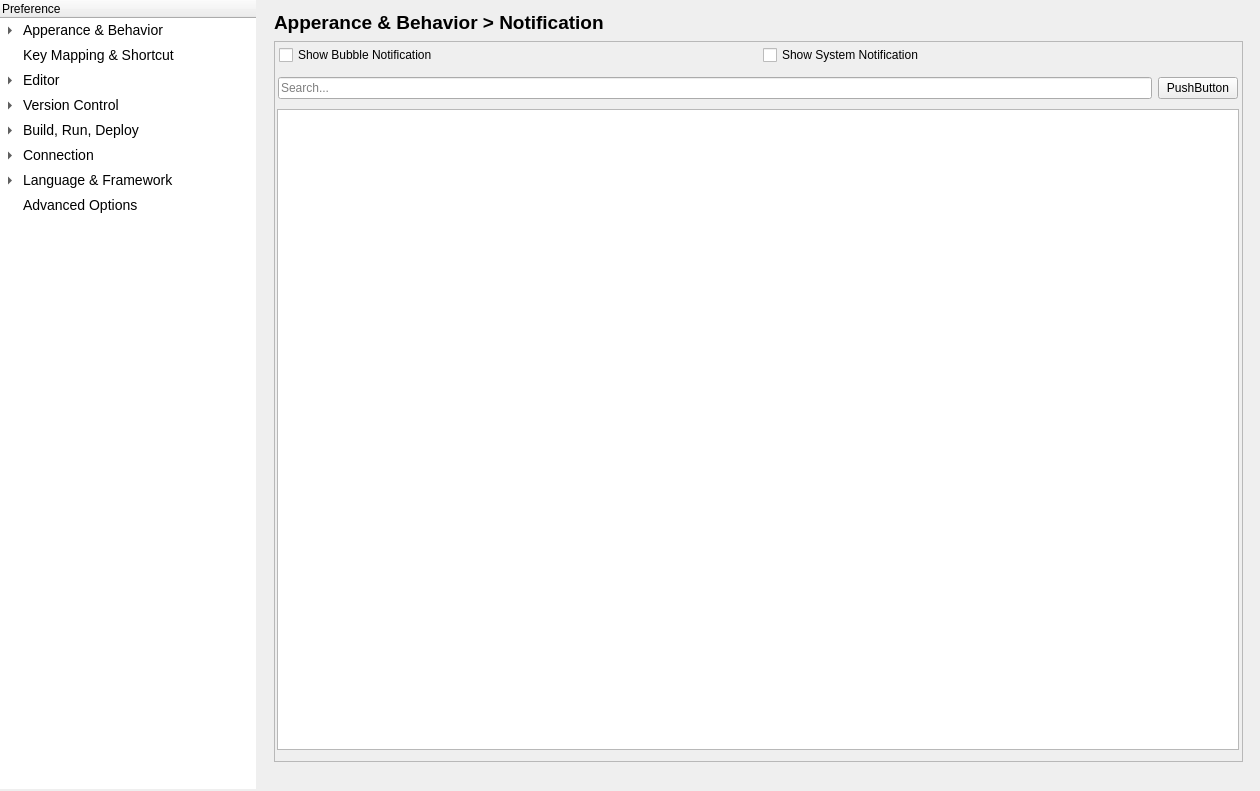
This is Sources/RCodeEditor/PreferenceHandle/rcodeeditorpreferencewindow.ui in RakyuuStudio/Retoccilus as Qt 5 draws it before an edit. The edited form follows.
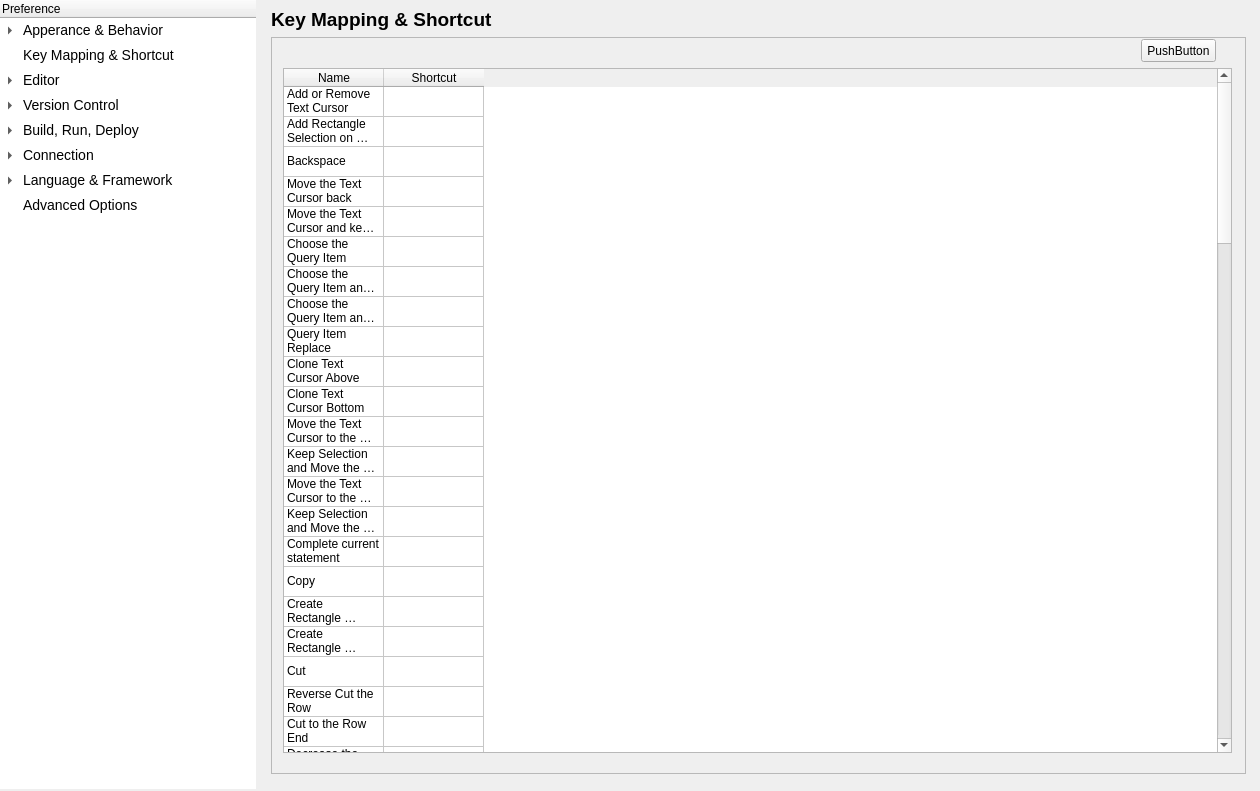
This is the edited form.

Commit message: Remake the RCodeEditor Handler UI.

Patch:
```diff
--- a/Sources/RCodeEditor/PreferenceHandle/rcodeeditorpreferencewindow.ui
+++ b/Sources/RCodeEditor/PreferenceHandle/rcodeeditorpreferencewindow.ui
@@ -379,7 +379,7 @@
     <item>
      <widget class="QStackedWidget" name="stackedWidget">
       <property name="currentIndex">
-       <number>3</number>
+       <number>4</number>
       </property>
       <widget class="QWidget" name="AppAndBehIndex">
        <widget class="QLabel" name="label_2">
@@ -1123,6 +1123,658 @@
        <zorder>pushButton_5</zorder>
        <zorder>lineEdit</zorder>
       </widget>
+      <widget class="QWidget" name="page_3">
+       <widget class="QLabel" name="label_16">
+        <property name="enabled">
+         <bool>true</bool>
+        </property>
+        <property name="geometry">
+         <rect>
+          <x>9</x>
+          <y>7</y>
+          <width>494</width>
+          <height>26</height>
+         </rect>
+        </property>
+        <property name="sizePolicy">
+         <sizepolicy hsizetype="Preferred" vsizetype="Minimum">
+          <horstretch>10</horstretch>
+          <verstretch>0</verstretch>
+         </sizepolicy>
+        </property>
+        <property name="maximumSize">
+         <size>
+          <width>16777215</width>
+          <height>50</height>
+         </size>
+        </property>
+        <property name="font">
+         <font>
+          <family>Segoe UI</family>
+          <pointsize>14</pointsize>
+          <bold>true</bold>
+         </font>
+        </property>
+        <property name="text">
+         <string>&lt;html&gt;&lt;head/&gt;&lt;body&gt;&lt;p&gt;Key Mapping &amp;amp; Shortcut&lt;/p&gt;&lt;/body&gt;&lt;/html&gt;</string>
+        </property>
+       </widget>
+       <widget class="QScrollArea" name="scrollArea_4">
+        <property name="geometry">
+         <rect>
+          <x>9</x>
+          <y>37</y>
+          <width>975</width>
+          <height>737</height>
+         </rect>
+        </property>
+        <property name="widgetResizable">
+         <bool>true</bool>
+        </property>
+        <widget class="QWidget" name="scrollAreaWidgetContents_4">
+         <property name="geometry">
+          <rect>
+           <x>0</x>
+           <y>0</y>
+           <width>973</width>
+           <height>735</height>
+          </rect>
+         </property>
+         <widget class="QTableWidget" name="tableWidget_3">
+          <property name="geometry">
+           <rect>
+            <x>11</x>
+            <y>30</y>
+            <width>949</width>
+            <height>685</height>
+           </rect>
+          </property>
+          <property name="frameShadow">
+           <enum>QFrame::Raised</enum>
+          </property>
+          <property name="selectionMode">
+           <enum>QAbstractItemView::SingleSelection</enum>
+          </property>
+          <property name="rowCount">
+           <number>90</number>
+          </property>
+          <attribute name="horizontalHeaderStretchLastSection">
+           <bool>false</bool>
+          </attribute>
+          <attribute name="verticalHeaderVisible">
+           <bool>false</bool>
+          </attribute>
+          <row>
+           <property name="text">
+            <string/>
+           </property>
+          </row>
+          <row/>
+          <row/>
+          <row/>
+          <row/>
+          <row/>
+          <row/>
+          <row/>
+          <row/>
+          <row/>
+          <row/>
+          <row/>
+          <row/>
+          <row/>
+          <row/>
+          <row/>
+          <row/>
+          <row/>
+          <row/>
+          <row/>
+          <row/>
+          <row/>
+          <row/>
+          <row/>
+          <row/>
+          <row/>
+          <row/>
+          <row/>
+          <row/>
+          <row/>
+          <row/>
+          <row/>
+          <row/>
+          <row/>
+          <row/>
+          <row/>
+          <row/>
+          <row/>
+          <row/>
+          <row/>
+          <row/>
+          <row/>
+          <row/>
+          <row/>
+          <row/>
+          <row/>
+          <row/>
+          <row/>
+          <row/>
+          <row/>
+          <row/>
+          <row/>
+          <row/>
+          <row/>
+          <row/>
+          <row/>
+          <row/>
+          <row/>
+          <row/>
+          <row/>
+          <row/>
+          <row/>
+          <row/>
+          <row/>
+          <row/>
+          <row/>
+          <row/>
+          <row/>
+          <row/>
+          <row/>
+          <row/>
+          <row/>
+          <row/>
+          <row/>
+          <row/>
+          <row/>
+          <row/>
+          <row/>
+          <row/>
+          <row/>
+          <row/>
+          <row/>
+          <row/>
+          <row/>
+          <row/>
+          <row/>
+          <row/>
+          <row/>
+          <row/>
+          <row/>
+          <column>
+           <property name="text">
+            <string>Name</string>
+           </property>
+          </column>
+          <column>
+           <property name="text">
+            <string>Shortcut</string>
+           </property>
+          </column>
+          <item row="0" column="0">
+           <property name="text">
+            <string>Add or Remove Text Cursor</string>
+           </property>
+          </item>
+          <item row="1" column="0">
+           <property name="text">
+            <string>Add Rectangle Selection on Mouse Dragging</string>
+           </property>
+          </item>
+          <item row="2" column="0">
+           <property name="text">
+            <string>Backspace</string>
+           </property>
+          </item>
+          <item row="3" column="0">
+           <property name="text">
+            <string>Move the Text Cursor back</string>
+           </property>
+          </item>
+          <item row="4" column="0">
+           <property name="text">
+            <string>Move the Text Cursor and keep the Selection</string>
+           </property>
+          </item>
+          <item row="5" column="0">
+           <property name="text">
+            <string>Choose the Query Item</string>
+           </property>
+          </item>
+          <item row="6" column="0">
+           <property name="text">
+            <string>Choose the Query Item and trigger statement completion</string>
+           </property>
+          </item>
+          <item row="7" column="0">
+           <property name="text">
+            <string>Choose the Query Item and insert Dot</string>
+           </property>
+          </item>
+          <item row="8" column="0">
+           <property name="text">
+            <string>Query Item Replace</string>
+           </property>
+          </item>
+          <item row="9" column="0">
+           <property name="text">
+            <string>Clone Text Cursor Above</string>
+           </property>
+          </item>
+          <item row="10" column="0">
+           <property name="text">
+            <string>Clone Text Cursor Bottom</string>
+           </property>
+          </item>
+          <item row="11" column="0">
+           <property name="text">
+            <string>Move the Text Cursor to the block end</string>
+           </property>
+          </item>
+          <item row="12" column="0">
+           <property name="text">
+            <string>Keep Selection and Move the Text Cursor To Block End</string>
+           </property>
+          </item>
+          <item row="13" column="0">
+           <property name="text">
+            <string>Move the Text Cursor to the block start</string>
+           </property>
+          </item>
+          <item row="14" column="0">
+           <property name="text">
+            <string>Keep Selection and Move the Text Cursor To Block Start</string>
+           </property>
+          </item>
+          <item row="15" column="0">
+           <property name="text">
+            <string>Complete current statement</string>
+           </property>
+          </item>
+          <item row="16" column="0">
+           <property name="text">
+            <string>Copy</string>
+           </property>
+          </item>
+          <item row="17" column="0">
+           <property name="text">
+            <string>Create Rectangle Selection</string>
+           </property>
+          </item>
+          <item row="18" column="0">
+           <property name="text">
+            <string>Create Rectangle Selection with Mouse Dragging</string>
+           </property>
+          </item>
+          <item row="19" column="0">
+           <property name="text">
+            <string>Cut</string>
+           </property>
+          </item>
+          <item row="20" column="0">
+           <property name="text">
+            <string>Reverse Cut the Row</string>
+           </property>
+          </item>
+          <item row="21" column="0">
+           <property name="text">
+            <string>Cut to the Row End</string>
+           </property>
+          </item>
+          <item row="22" column="0">
+           <property name="text">
+            <string>Decrease the Font Size</string>
+           </property>
+          </item>
+          <item row="23" column="0">
+           <property name="text">
+            <string>Decrease the Font Size in All Editor</string>
+           </property>
+          </item>
+          <item row="24" column="0">
+           <property name="text">
+            <string>Delete</string>
+           </property>
+          </item>
+          <item row="25" column="0">
+           <property name="text">
+            <string>Delete Row</string>
+           </property>
+          </item>
+          <item row="26" column="0">
+           <property name="text">
+            <string>Delete to the Row Start</string>
+           </property>
+          </item>
+          <item row="27" column="0">
+           <property name="text">
+            <string>Delete to the Row End</string>
+           </property>
+          </item>
+          <item row="28" column="0">
+           <property name="text">
+            <string>Delete to the Word End</string>
+           </property>
+          </item>
+          <item row="29" column="0">
+           <property name="text">
+            <string>Delete to the Word Start</string>
+           </property>
+          </item>
+          <item row="30" column="0">
+           <property name="text">
+            <string>Down</string>
+           </property>
+          </item>
+          <item row="31" column="0">
+           <property name="text">
+            <string>Keep Selection and Down</string>
+           </property>
+          </item>
+          <item row="32" column="0">
+           <property name="text">
+            <string>Duplicate the Row or Selection</string>
+           </property>
+          </item>
+          <item row="33" column="0">
+           <property name="text">
+            <string>Duplicate the Row</string>
+           </property>
+          </item>
+          <item row="34" column="0">
+           <property name="text">
+            <string>Enter</string>
+           </property>
+          </item>
+          <item row="35" column="0">
+           <property name="text">
+            <string>Escape</string>
+           </property>
+          </item>
+          <item row="36" column="0">
+           <property name="text">
+            <string>Increase the Font Size</string>
+           </property>
+          </item>
+          <item row="37" column="0">
+           <property name="text">
+            <string>Increase the Font Size in All Editor</string>
+           </property>
+          </item>
+          <item row="38" column="0">
+           <property name="text">
+            <string>Indent Row or Selection</string>
+           </property>
+          </item>
+          <item row="39" column="0">
+           <property name="text">
+            <string>Left</string>
+           </property>
+          </item>
+          <item row="40" column="0">
+           <property name="text">
+            <string>Keep Selection and Left</string>
+           </property>
+          </item>
+          <item row="41" column="0">
+           <property name="text">
+            <string>Right</string>
+           </property>
+          </item>
+          <item row="42" column="0">
+           <property name="text">
+            <string>Keep Selection and Right</string>
+           </property>
+          </item>
+          <item row="43" column="0">
+           <property name="text">
+            <string>Move the cursor to Match Parenthese</string>
+           </property>
+          </item>
+          <item row="44" column="0">
+           <property name="text">
+            <string>Move and Scroll Down</string>
+           </property>
+          </item>
+          <item row="45" column="0">
+           <property name="text">
+            <string>Move to the Page End</string>
+           </property>
+          </item>
+          <item row="46" column="0">
+           <property name="text">
+            <string>Move and Scroll Up</string>
+           </property>
+          </item>
+          <item row="47" column="0">
+           <property name="text">
+            <string>Move to the Page Start</string>
+           </property>
+          </item>
+          <item row="48" column="0">
+           <property name="text">
+            <string>Move to the Page Start with Selection</string>
+           </property>
+          </item>
+          <item row="49" column="0">
+           <property name="text">
+            <string>Move to the Page End with Selection</string>
+           </property>
+          </item>
+          <item row="50" column="0">
+           <property name="text">
+            <string>Paste</string>
+           </property>
+          </item>
+          <item row="51" column="0">
+           <property name="text">
+            <string>Paste as Plain Text</string>
+           </property>
+          </item>
+          <item row="52" column="0">
+           <property name="text">
+            <string>Next Parameter</string>
+           </property>
+          </item>
+          <item row="53" column="0">
+           <property name="text">
+            <string>Previous Parameter</string>
+           </property>
+          </item>
+          <item row="54" column="0">
+           <property name="text">
+            <string>Rebuild select expression as variable</string>
+           </property>
+          </item>
+          <item row="55" column="0">
+           <property name="text">
+            <string>Rebuild select expression as function</string>
+           </property>
+          </item>
+          <item row="56" column="0">
+           <property name="text">
+            <string>Create New Source</string>
+           </property>
+          </item>
+          <item row="57" column="0">
+           <property name="text">
+            <string>Open Preference</string>
+           </property>
+          </item>
+          <item row="58" column="0">
+           <property name="text">
+            <string>Save</string>
+           </property>
+          </item>
+          <item row="59" column="0">
+           <property name="text">
+            <string>Save All</string>
+           </property>
+          </item>
+          <item row="60" column="0">
+           <property name="text">
+            <string>Save As</string>
+           </property>
+          </item>
+          <item row="61" column="0">
+           <property name="text">
+            <string>Reload from Disk</string>
+           </property>
+          </item>
+          <item row="62" column="0">
+           <property name="text">
+            <string>Print</string>
+           </property>
+          </item>
+          <item row="63" column="0">
+           <property name="text">
+            <string>Export</string>
+           </property>
+          </item>
+          <item row="64" column="0">
+           <property name="text">
+            <string>Undo</string>
+           </property>
+          </item>
+          <item row="65" column="0">
+           <property name="text">
+            <string>Redo</string>
+           </property>
+          </item>
+          <item row="66" column="0">
+           <property name="text">
+            <string>Find</string>
+           </property>
+          </item>
+          <item row="67" column="0">
+           <property name="text">
+            <string>Replace</string>
+           </property>
+          </item>
+          <item row="68" column="0">
+           <property name="text">
+            <string>Find Usage</string>
+           </property>
+          </item>
+          <item row="69" column="0">
+           <property name="text">
+            <string>Evaluate for Expression</string>
+           </property>
+          </item>
+          <item row="70" column="0">
+           <property name="text">
+            <string>Select All</string>
+           </property>
+          </item>
+          <item row="71" column="0">
+           <property name="text">
+            <string>Switch Uppercase</string>
+           </property>
+          </item>
+          <item row="72" column="0">
+           <property name="text">
+            <string>Switch Lowercase</string>
+           </property>
+          </item>
+          <item row="73" column="0">
+           <property name="text">
+            <string>Full Screen View</string>
+           </property>
+          </item>
+          <item row="74" column="0">
+           <property name="text">
+            <string>Show Auto Completion</string>
+           </property>
+          </item>
+          <item row="75" column="0">
+           <property name="text">
+            <string>Enable Auto Completion</string>
+           </property>
+          </item>
+          <item row="76" column="0">
+           <property name="text">
+            <string>Disable Auto Completion</string>
+           </property>
+          </item>
+          <item row="77" column="0">
+           <property name="text">
+            <string>Enable Auto Parenthese</string>
+           </property>
+          </item>
+          <item row="78" column="0">
+           <property name="text">
+            <string>Disable Auto Parenthese</string>
+           </property>
+          </item>
+          <item row="79" column="0">
+           <property name="text">
+            <string>Show Quick Fix</string>
+           </property>
+          </item>
+          <item row="80" column="0">
+           <property name="text">
+            <string>Apply Quick Fix</string>
+           </property>
+          </item>
+          <item row="81" column="0">
+           <property name="text">
+            <string>Disable Warning</string>
+           </property>
+          </item>
+          <item row="82" column="0">
+           <property name="text">
+            <string>Format</string>
+           </property>
+          </item>
+          <item row="83" column="0">
+           <property name="text">
+            <string>Format All Source</string>
+           </property>
+          </item>
+          <item row="84" column="0">
+           <property name="text">
+            <string>Format All Active Source</string>
+           </property>
+          </item>
+          <item row="85" column="0">
+           <property name="text">
+            <string>Packaging / UnPackaging</string>
+           </property>
+          </item>
+          <item row="86" column="0">
+           <property name="text">
+            <string>Compile</string>
+           </property>
+          </item>
+          <item row="87" column="0">
+           <property name="text">
+            <string>Compile Current</string>
+           </property>
+          </item>
+          <item row="88" column="0">
+           <property name="text">
+            <string>Compile All</string>
+           </property>
+          </item>
+          <item row="89" column="0">
+           <property name="text">
+            <string>Sent to Retoccilus Main</string>
+           </property>
+          </item>
+         </widget>
+         <widget class="QPushButton" name="pushButton_6">
+          <property name="geometry">
+           <rect>
+            <x>869</x>
+            <y>1</y>
+            <width>75</width>
+            <height>23</height>
+           </rect>
+          </property>
+          <property name="text">
+           <string>PushButton</string>
+          </property>
+         </widget>
+        </widget>
+       </widget>
+      </widget>
      </widget>
     </item>
    </layout>
```
The commit also changes 4 other files.
